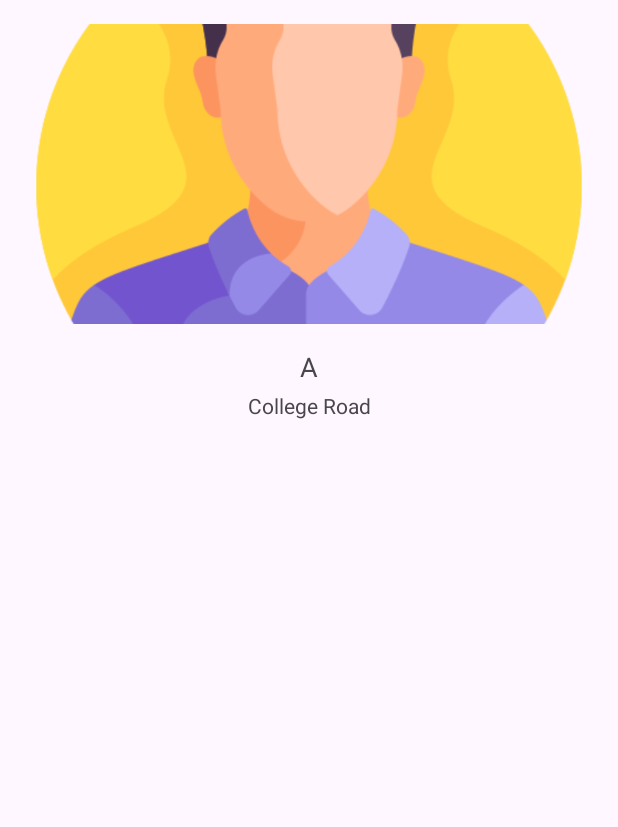
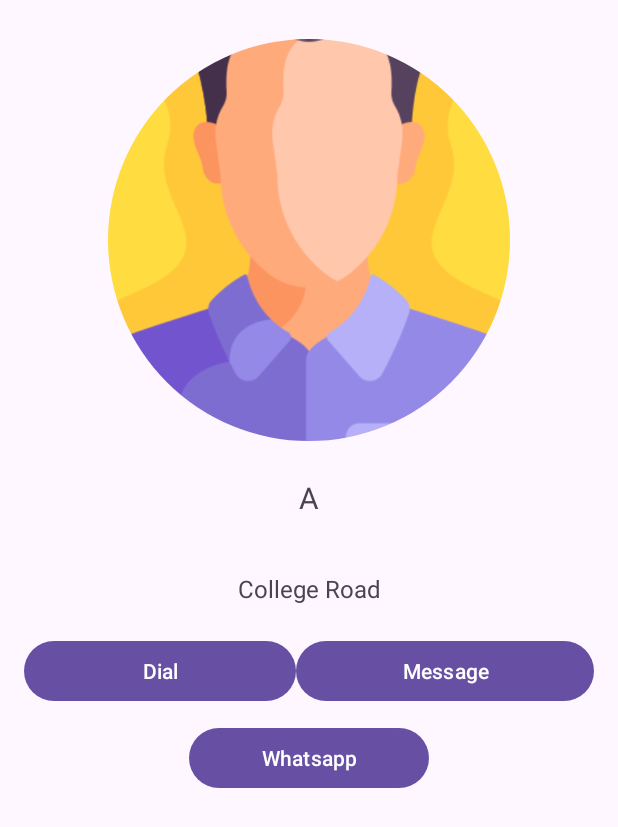
Before and after one commit to Sanket4404/Car_project, an Android app: the screen it shows after launch (book_ride_2), after a tap on an icon or button, on a phone screen of 412 x 824 dp. Shown: the top 827 px of the screen. Run offline under Robolectric (Android 15) with nearby library versions, the phone set to English and light mode, and no system bars; our stand-ins replace CircleImageView.

Commit message:
New Changes

```diff
--- a/app/build.gradle.kts
+++ b/app/build.gradle.kts
@@ -35,6 +35,7 @@ dependencies {
     implementation("com.google.android.material:material:1.11.0")
     implementation("androidx.constraintlayout:constraintlayout:2.1.4")
     implementation("com.google.firebase:firebase-database:20.3.1")
+    implementation("de.hdodenhof:circleimageview:3.1.0")
     testImplementation("junit:junit:4.13.2")
     androidTestImplementation("androidx.test.ext:junit:1.1.5")
     androidTestImplementation("androidx.test.espresso:espresso-core:3.5.1")
--- a/app/src/main/java/com/example/carproject/book_ride_2.java
+++ b/app/src/main/java/com/example/carproject/book_ride_2.java
@@ -1,12 +1,17 @@
 package com.example.carproject;
 
+import android.content.Intent;
+import android.net.Uri;
 import android.os.Bundle;
+import android.view.View;
+import android.widget.Button;
 import android.widget.ImageView;
 import android.widget.TextView;
 
 import androidx.appcompat.app.AppCompatActivity;
 
 public class book_ride_2 extends AppCompatActivity {
+    Button btnwhatsapp,btnmsg,btndial;
 
     @Override
     protected void onCreate(Bundle savedInstanceState) {
@@ -16,6 +21,9 @@ public class book_ride_2 extends AppCompatActivity {
         ImageView imgView = findViewById(R.id.image_view);
         TextView txtName = findViewById(R.id.text_name);
         TextView txtAddress = findViewById(R.id.text_address);
+        btndial = findViewById(R.id.btndial);
+        btnmsg = findViewById(R.id.btnmsg);
+        btnwhatsapp  = findViewById(R.id.btnwhatsapp);
 
         // Receive the intent from RecyclerContactAdapter and update the views
         int imgId = getIntent().getIntExtra("img", -1); // Default value as -1 if no image provided
@@ -28,5 +36,41 @@ public class book_ride_2 extends AppCompatActivity {
         }
         txtName.setText(name);
         txtAddress.setText(address);
+
+
+
+
+        btndial.setOnClickListener(new View.OnClickListener() {
+            @Override
+            public void onClick(View v) {
+
+                Intent idial = new Intent(Intent.ACTION_DIAL);
+                idial.setData(Uri.parse("tel: +911234567890"));
+                startActivity(idial);
+
+
+            }
+        });
+
+
+        btnmsg.setOnClickListener(new View.OnClickListener() {
+            @Override
+            public void onClick(View v) {
+
+                Intent imsg = new Intent(Intent.ACTION_SENDTO);
+                imsg.setData(Uri.parse("smsto:"+Uri.encode("+915555555555")));
+                imsg.putExtra("sms_body"," Please solve this issue. ");
+                startActivity(imsg);
+
+            }
+        });
+
+
+
+
+
     }
+
+
+
 }
--- a/app/src/main/res/layout/activity_book_ride_2.xml
+++ b/app/src/main/res/layout/activity_book_ride_2.xml
@@ -5,27 +5,80 @@
     android:orientation="vertical"
     android:padding="16dp">
 
-    <ImageView
+    <de.hdodenhof.circleimageview.CircleImageView
         android:id="@+id/image_view"
         android:layout_width="match_parent"
-        android:layout_height="200dp"
+        android:layout_height="268dp"
         android:layout_gravity="center_horizontal"
-        android:scaleType="centerCrop" />
+        android:scaleType="centerCrop"
+        android:layout_marginTop="10dp"/>
+
+
 
     <TextView
         android:id="@+id/text_name"
         android:layout_width="match_parent"
         android:layout_height="wrap_content"
         android:gravity="center"
-        android:textSize="18sp"
-        android:paddingTop="16dp"/>
+        android:paddingTop="4dp"
+        android:textSize="20sp"
+        android:layout_marginTop="20dp"/>
 
     <TextView
         android:id="@+id/text_address"
         android:layout_width="match_parent"
         android:layout_height="wrap_content"
         android:gravity="center"
-        android:textSize="14sp"
-        android:paddingTop="4dp"/>
+        android:paddingTop="16dp"
+        android:textSize="16sp"
+        android:layout_marginTop="20dp"
+
+        />
+
+
+    <LinearLayout
+        android:layout_width="match_parent"
+        android:layout_height="wrap_content"
+        android:orientation="vertical">
+
+
+    <LinearLayout
+        android:layout_width="match_parent"
+        android:layout_height="wrap_content"
+        android:gravity="center"
+        android:orientation="horizontal"
+        android:layout_marginTop="20dp">
+
+
+        <Button
+            android:layout_width="wrap_content"
+            android:layout_height="wrap_content"
+            android:id="@+id/btndial"
+            android:text="Dial"
+            android:layout_weight="1"/>
+
+        <Button
+            android:layout_width="wrap_content"
+            android:layout_height="wrap_content"
+            android:id="@+id/btnmsg"
+            android:text="Message"
+            android:layout_weight="1"/>
+
+
+    </LinearLayout>
+
+        <Button
+            android:layout_marginTop="10dp"
+            android:layout_width="wrap_content"
+            android:layout_height="wrap_content"
+            android:id="@+id/btnwhatsapp"
+            android:text="Whatsapp"
+            android:ems="10"
+            android:layout_gravity="center"
+            />
+
+    </LinearLayout>
+
+
 
 </LinearLayout>
--- a/build.gradle.kts
+++ b/build.gradle.kts
@@ -5,5 +5,5 @@ buildscript {
 }
 // Top-level build file where you can add configuration options common to all sub-projects/modules.
 plugins {
-    id("com.android.application") version "8.2.2" apply false
+    id("com.android.application") version "8.3.2" apply false
 }
```
Also changed, not shown: gradle/wrapper/gradle-wrapper.properties.
